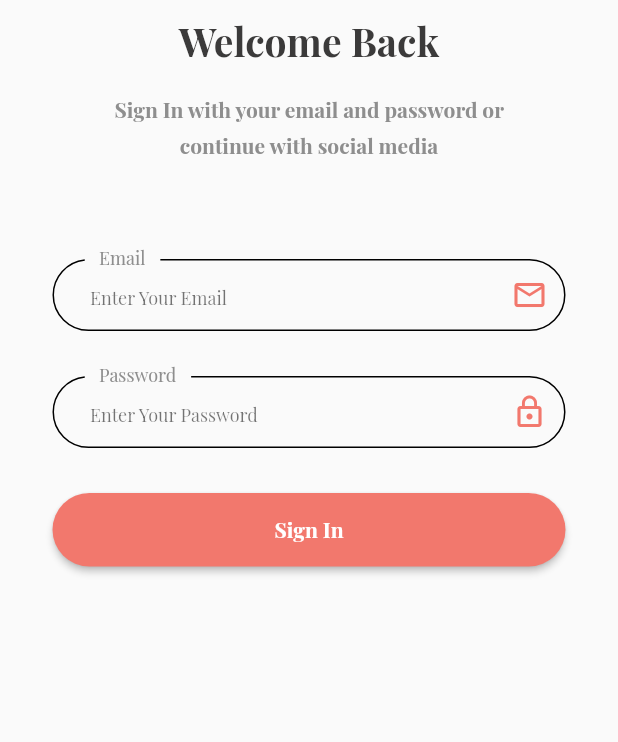
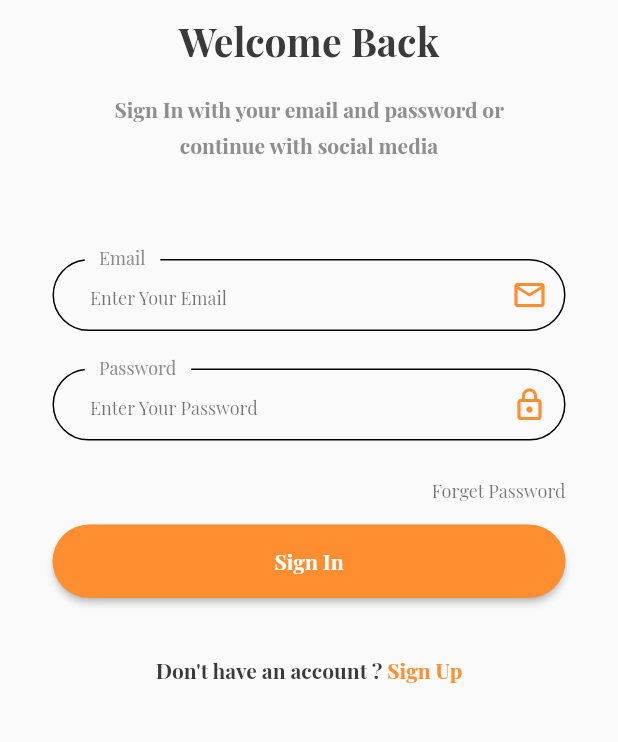
Before and after one commit to mohamedSalah1994/ecommerce_app, a Flutter app: the screen it shows after launch, on a phone screen of 412 x 824 dp, the part 407-1149 px from its top. Run offline on Flutter 3.47's test engine with Material 2 defaults, Android fonts, the phone set to English and light mode, and no system bars; our stand-ins replace get, shared_preferences.

Commit message:
login screen ui done

```diff
--- a/lib/core/constant/color.dart
+++ b/lib/core/constant/color.dart
@@ -5,7 +5,7 @@ class AppColor {
 
 
   static  Color grey = const Color(0xff8e8e8e);
-  static  Color primaryColor = const Color(0xffF2786D);
+  static  Color primaryColor = const Color(0xffFF8E31);
   static  Color black = const Color(0xFF3B3A3A);
    static const Color backgroundcolor = Color(0xffF8F9FD) ;
 
--- a/lib/views/screen/auth/login_screen.dart
+++ b/lib/views/screen/auth/login_screen.dart
@@ -59,7 +59,22 @@ class LoginScreen extends StatelessWidget {
               icon: Icons.lock_outline,
             ),
 
-             CustomButtonAuth(text: 'Sign In' ,onPressed: (){},)
+             Text('Forget Password' , style: Theme.of(context).textTheme.bodySmall, textAlign: TextAlign.end),
+
+             Padding(
+               padding: const EdgeInsets.symmetric(vertical: 15),
+               child: CustomButtonAuth(text: 'Sign In' ,onPressed: (){},),
+             ),
+             Padding(
+               padding: const EdgeInsets.only(top: 20),
+               child: Row(
+                mainAxisAlignment: MainAxisAlignment.center,
+                children: [
+                  const Text("Don't have an account ? "),
+                   InkWell(child: Text('Sign Up' , style: TextStyle(color: AppColor.primaryColor),),)
+                ],
+               ),
+             )
           ],
         ),
       ),
--- a/lib/views/widget/auth/custom_text_form_auth.dart
+++ b/lib/views/widget/auth/custom_text_form_auth.dart
@@ -15,28 +15,32 @@ class CustomTextFormAuth extends StatelessWidget {
   @override
   Widget build(BuildContext context) {
     return Container(
-      margin: const EdgeInsets.only(bottom: 30),
+      margin: const EdgeInsets.only(bottom: 25),
       child: TextFormField(
         decoration: InputDecoration(
-
             floatingLabelBehavior: FloatingLabelBehavior.always,
             label: Padding(
               padding: const EdgeInsets.symmetric(horizontal: 8),
-              child: Text(labelText , style: TextStyle(color: AppColor.grey),),
+              child: Text(
+                labelText,
+                style: TextStyle(color: AppColor.grey),
+              ),
             ),
             hintText: hintText,
             hintStyle: Theme.of(context).textTheme.bodySmall,
             contentPadding:
                 const EdgeInsets.symmetric(vertical: 5, horizontal: 25),
-            suffixIcon: Icon(icon , color: AppColor.primaryColor,),
-                            focusedBorder: OutlineInputBorder(
-                  borderRadius: BorderRadius.circular(32),
-                  borderSide:  BorderSide(
-                    color: AppColor.primaryColor,
-                  ),
-                ),
+            suffixIcon: Icon(
+              icon,
+              color: AppColor.primaryColor,
+            ),
+            focusedBorder: OutlineInputBorder(
+              borderRadius: BorderRadius.circular(32),
+              borderSide: BorderSide(
+                color: AppColor.primaryColor,
+              ),
+            ),
             enabledBorder: OutlineInputBorder(
-
               borderRadius: BorderRadius.circular(32),
             )),
       ),
```
